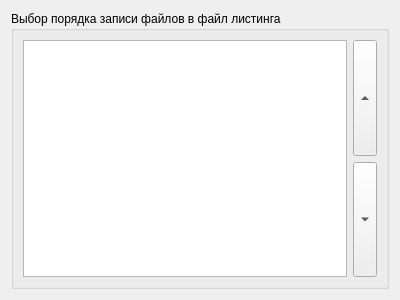
This is ChooseFilesOrderPage.ui in Hronom/CodeListingGenerator as Qt 5 draws it before an edit. The edited form follows.
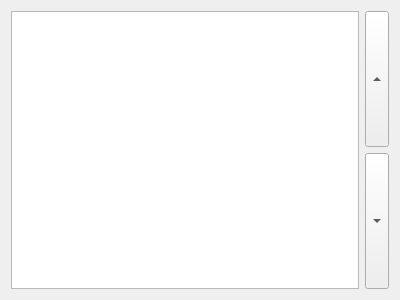
This is the edited form.

```diff
--- a/ChooseFilesOrderPage.ui
+++ b/ChooseFilesOrderPage.ui
@@ -13,32 +13,16 @@
   <property name="windowTitle">
    <string>WizardPage</string>
   </property>
-  <layout class="QGridLayout" name="gridLayout">
-   <item row="0" column="0">
-    <widget class="QGroupBox" name="groupBox">
      <property name="title">
       <string>Выбор порядка записи файлов в файл листинга</string>
      </property>
-     <layout class="QGridLayout" name="gridLayout_2">
+  <attribute name="pageId">
+   <string notr="true">3</string>
+  </attribute>
+  <layout class="QGridLayout" name="gridLayout">
       <item row="0" column="0" rowspan="2">
        <widget class="QListWidget" name="listWidget"/>
       </item>
-      <item row="0" column="1">
-       <widget class="QToolButton" name="upArrowButton">
-        <property name="sizePolicy">
-         <sizepolicy hsizetype="Fixed" vsizetype="Expanding">
-          <horstretch>0</horstretch>
-          <verstretch>0</verstretch>
-         </sizepolicy>
-        </property>
-        <property name="text">
-         <string>...</string>
-        </property>
-        <property name="arrowType">
-         <enum>Qt::UpArrow</enum>
-        </property>
-       </widget>
-      </item>
       <item row="1" column="1">
        <widget class="QToolButton" name="downArrowButton">
         <property name="sizePolicy">
@@ -48,14 +32,27 @@
          </sizepolicy>
         </property>
         <property name="text">
-         <string>...</string>
+      <string/>
         </property>
         <property name="arrowType">
          <enum>Qt::DownArrow</enum>
         </property>
        </widget>
       </item>
-     </layout>
+   <item row="0" column="1">
+    <widget class="QToolButton" name="upArrowButton">
+     <property name="sizePolicy">
+      <sizepolicy hsizetype="Fixed" vsizetype="Expanding">
+       <horstretch>0</horstretch>
+       <verstretch>0</verstretch>
+      </sizepolicy>
+     </property>
+     <property name="text">
+      <string/>
+     </property>
+     <property name="arrowType">
+      <enum>Qt::UpArrow</enum>
+     </property>
     </widget>
    </item>
   </layout>
```
Left out of the diff: 2 changed lines with no effect on the pictures. Lines whose indentation alone changed are shown as unchanged.
